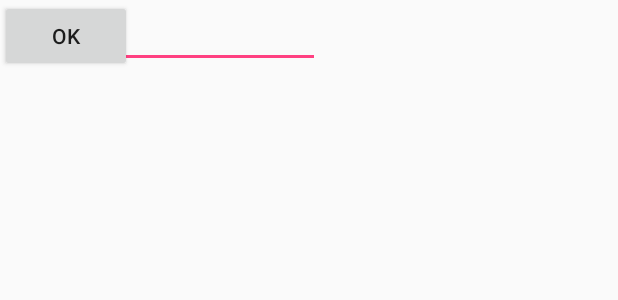
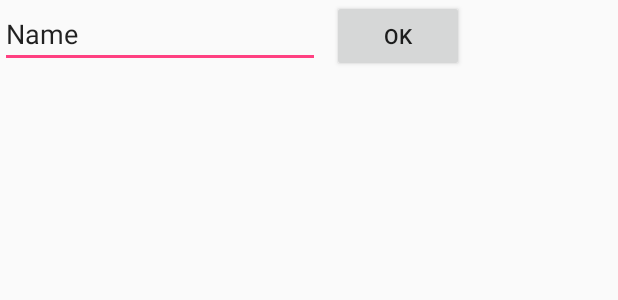
Before and after one commit to Shaojung/CloudChat, an Android app: the layout activity_settings.xml on its own in the app's theme, with its tools: preview values and no code run, on a phone screen of 412 x 824 dp. Shown: the top 300 px of the screen. Run offline under Robolectric (Android 15) with nearby library versions, the phone set to English and light mode, and no system bars.

Commit message:
firebase chatroom

```diff
--- a/app/src/main/res/layout/activity_settings.xml
+++ b/app/src/main/res/layout/activity_settings.xml
@@ -20,7 +20,9 @@
         android:id="@+id/button2"
         android:layout_width="wrap_content"
         android:layout_height="wrap_content"
+        android:onClick="clickOK"
         android:text="OK"
-        tools:layout_editor_absoluteX="276dp"
-        tools:layout_editor_absoluteY="16dp" />
+        tools:layout_editor_absoluteY="16dp"
+        app:layout_constraintLeft_toRightOf="@+id/editText2"
+        android:layout_marginLeft="8dp" />
 </android.support.constraint.ConstraintLayout>
```
Also changed, not shown: app/src/main/java/com/example/teacher/cloudchat/MainActivity.java (+27 -1 lines), app/src/main/java/com/example/teacher/cloudchat/SettingsActivity.java (+16 -1 lines).
